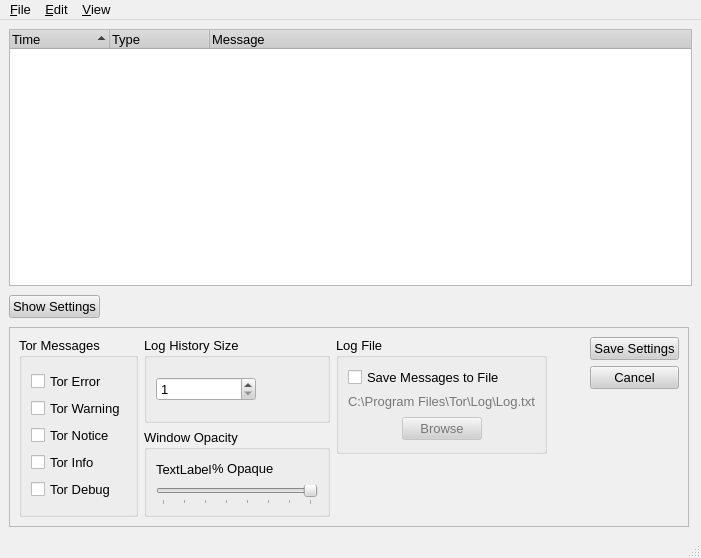
Before: the Qt Designer form src/gui/messagelog/messagelog.ui in a-ilin/vidalia, drawn with Qt 5.
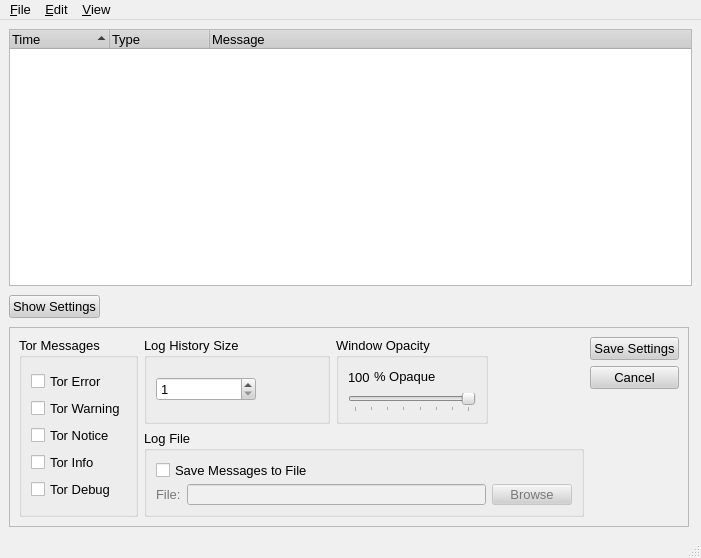
After: the same form once the commit is applied. Icons and pictures are not drawn.

Commit message:
File path is now a line edit. Moved layout around to allow for a longer filename.
svn:r240

Patch:
```diff
--- a/src/gui/messagelog/messagelog.ui
+++ b/src/gui/messagelog/messagelog.ui
@@ -554,6 +554,14 @@
           <number>6</number>
          </property>
          <item>
+          <layout class="QHBoxLayout" >
+           <property name="margin" >
+            <number>0</number>
+           </property>
+           <property name="spacing" >
+            <number>6</number>
+           </property>
+           <item>
           <widget class="QGroupBox" name="groupBox_3" >
            <property name="contextMenuPolicy" >
             <enum>Qt::NoContextMenu</enum>
@@ -637,7 +645,7 @@
                <number>0</number>
               </property>
               <property name="spacing" >
-               <number>0</number>
+                 <number>1</number>
               </property>
               <item>
                <widget class="QLabel" name="lblPercentOpacity" >
@@ -654,7 +662,7 @@
                  <enum>Qt::RightToLeft</enum>
                 </property>
                 <property name="text" >
-                 <string>TextLabel</string>
+                   <string>100</string>
                 </property>
                </widget>
               </item>
@@ -723,16 +731,21 @@
            </layout>
           </widget>
          </item>
-        </layout>
-       </item>
        <item>
-        <layout class="QVBoxLayout" >
-         <property name="margin" >
-          <number>0</number>
-         </property>
-         <property name="spacing" >
-          <number>6</number>
-         </property>
+            <spacer>
+             <property name="orientation" >
+              <enum>Qt::Horizontal</enum>
+             </property>
+             <property name="sizeHint" >
+              <size>
+               <width>16</width>
+               <height>20</height>
+              </size>
+             </property>
+            </spacer>
+           </item>
+          </layout>
+         </item>
          <item>
           <widget class="QGroupBox" name="groupBox_2" >
            <property name="contextMenuPolicy" >
@@ -746,7 +759,7 @@
              <number>9</number>
             </property>
             <property name="spacing" >
-             <number>6</number>
+             <number>3</number>
             </property>
             <item>
              <widget class="QCheckBox" name="chkEnableLogFile" >
@@ -764,19 +777,6 @@
               </property>
              </widget>
             </item>
-            <item>
-             <widget class="QLabel" name="lblLogFile" >
-              <property name="enabled" >
-               <bool>false</bool>
-              </property>
-              <property name="contextMenuPolicy" >
-               <enum>Qt::NoContextMenu</enum>
-              </property>
-              <property name="text" >
-               <string>C:\Program Files\Tor\Log\Log.txt</string>
-              </property>
-             </widget>
-            </item>
             <item>
              <layout class="QHBoxLayout" >
               <property name="margin" >
@@ -786,17 +786,27 @@
                <number>6</number>
               </property>
               <item>
-               <spacer>
-                <property name="orientation" >
-                 <enum>Qt::Horizontal</enum>
+               <widget class="QLabel" name="lblFileLabel" >
+                <property name="enabled" >
+                 <bool>false</bool>
                 </property>
-                <property name="sizeHint" >
-                 <size>
-                  <width>41</width>
-                  <height>27</height>
-                 </size>
+                <property name="contextMenuPolicy" >
+                 <enum>Qt::NoContextMenu</enum>
                 </property>
-               </spacer>
+                <property name="text" >
+                 <string>File:</string>
+                </property>
+               </widget>
+              </item>
+              <item>
+               <widget class="QLineEdit" name="lineFile" >
+                <property name="enabled" >
+                 <bool>false</bool>
+                </property>
+                <property name="contextMenuPolicy" >
+                 <enum>Qt::NoContextMenu</enum>
+                </property>
+               </widget>
               </item>
               <item>
                <widget class="QPushButton" name="btnBrowse" >
@@ -814,52 +824,13 @@
                 </property>
                </widget>
               </item>
-              <item>
-               <spacer>
-                <property name="orientation" >
-                 <enum>Qt::Horizontal</enum>
-                </property>
-                <property name="sizeHint" >
-                 <size>
-                  <width>41</width>
-                  <height>27</height>
-                 </size>
-                </property>
-               </spacer>
-              </item>
              </layout>
             </item>
            </layout>
           </widget>
          </item>
-         <item>
-          <spacer>
-           <property name="orientation" >
-            <enum>Qt::Vertical</enum>
-           </property>
-           <property name="sizeHint" >
-            <size>
-             <width>20</width>
-             <height>51</height>
-            </size>
-           </property>
-          </spacer>
-         </item>
         </layout>
        </item>
-       <item>
-        <spacer>
-         <property name="orientation" >
-          <enum>Qt::Horizontal</enum>
-         </property>
-         <property name="sizeHint" >
-          <size>
-           <width>16</width>
-           <height>20</height>
-          </size>
-         </property>
-        </spacer>
-       </item>
        <item>
         <layout class="QVBoxLayout" >
          <property name="margin" >
```
Left out of the diff: 48 changed lines with no effect on the pictures. Lines whose indentation alone changed are shown as unchanged.
